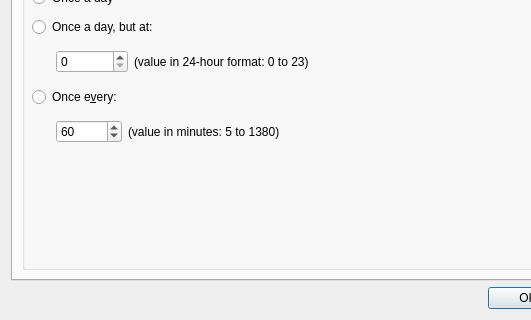
Qt form ui/optionsdialog.ui (aarnt/octopi) before a commit; both pictures show x 0 to 531 and y 112 to 432 of the 665 by 432 pixel window.
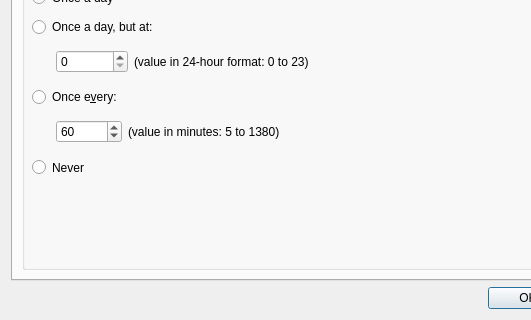
The same form after that commit. The open tabs and pages were chosen to show the change.

Commit message: - Added option to never synchronize package db in Notifier.

Diff of the .ui file:
```diff
--- a/ui/optionsdialog.ui
+++ b/ui/optionsdialog.ui
@@ -1017,6 +1017,25 @@
              </item>
             </layout>
            </widget>
+           <widget class="QRadioButton" name="rbNever">
+            <property name="geometry">
+             <rect>
+              <x>10</x>
+              <y>190</y>
+              <width>371</width>
+              <height>21</height>
+             </rect>
+            </property>
+            <property name="sizePolicy">
+             <sizepolicy hsizetype="Maximum" vsizetype="Fixed">
+              <horstretch>0</horstretch>
+              <verstretch>0</verstretch>
+             </sizepolicy>
+            </property>
+            <property name="text">
+             <string notr="true">Never</string>
+            </property>
+           </widget>
           </widget>
          </item>
          <item row="0" column="0">
```
Left out of the diff: 2 changed lines with no effect on the pictures. The commit also changes 7 other files.
